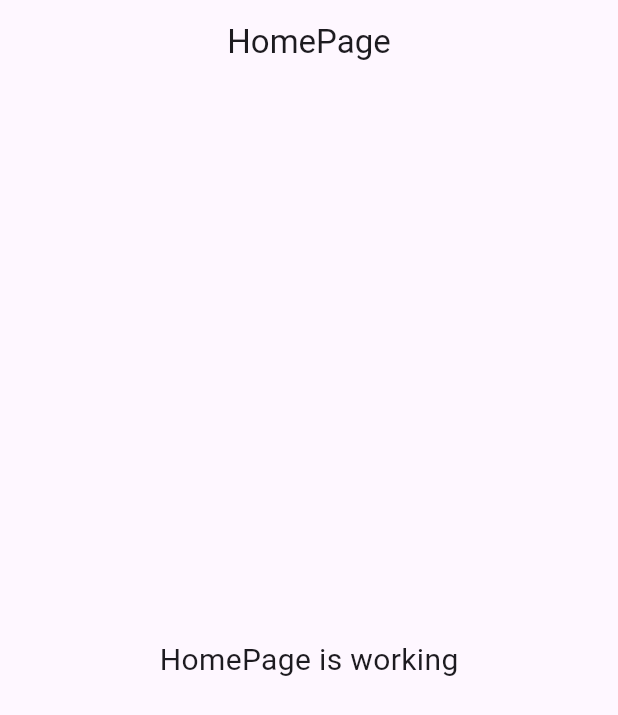
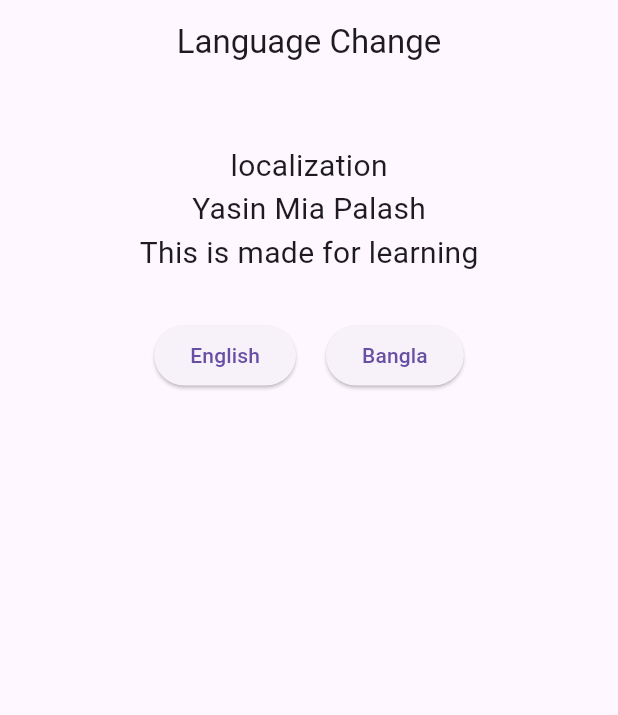
Before and after one commit to yasinpalash/flutter_localization, a Flutter app: the screen it shows after launch, on a phone screen of 412 x 824 dp. Shown: the top 715 px of the screen. Run offline on Flutter 3.47's test engine with Material 3 defaults, Android fonts, the phone set to English and light mode, and no system bars; our stand-ins replace get.

Commit message:
final commit

```diff
--- /dev/null
+++ b/lib/app/language/ban.dart
@@ -0,0 +1,8 @@
+Map<String, String> ban = {
+  "app_name": "স্থানীয়করণ",
+  "my_name": "ইয়াসিন মিয়া পলাশ",
+  "description": "এটি শেখার জন্য তৈরি করা হয়েছে",
+  "english": "ইংরেজী",
+  "bangla": "বাংলা",
+  "language_change": "ভাষা পরিবর্তন"
+};
--- /dev/null
+++ b/lib/app/language/eng.dart
@@ -0,0 +1,8 @@
+Map<String, String> eng = {
+  "app_name": "localization",
+  "my_name": "Yasin Mia Palash",
+  "description": "This is made for learning",
+  "english": "English",
+  "bangla": "Bangla",
+  "language_change": "Language Change"
+};
--- /dev/null
+++ b/lib/app/language/language_set_code.dart
@@ -0,0 +1,12 @@
+import 'package:flutter_localization/app/language/ban.dart';
+import 'package:flutter_localization/app/language/eng.dart';
+import 'package:get/get.dart';
+
+class Language extends Translations {
+  @override
+  // TODO: implement keys
+  Map<String, Map<String, String>> get keys => {
+        "en_US": eng,
+        "bn_BD": ban,
+      };
+}
--- a/lib/app/modules/home/home_page.dart
+++ b/lib/app/modules/home/home_page.dart
@@ -10,13 +10,49 @@ class HomePage extends GetView<HomeController> {
   Widget build(BuildContext context) {
     return Scaffold(
       appBar: AppBar(
-        title: const Text('HomePage'),
+        title: Text('language_change'.tr),
         centerTitle: true,
       ),
-      body: const Center(
-        child: Text(
-          'HomePage is working',
-          style: TextStyle(fontSize: 20),
+      body: Padding(
+        padding: const EdgeInsets.only(left: 20, right: 20, top: 40),
+        child: Center(
+          child: Column(
+            children: [
+              Text(
+                'app_name'.tr,
+                style: const TextStyle(fontSize: 20),
+              ),
+              Text(
+                'my_name'.tr,
+                style: const TextStyle(fontSize: 20),
+              ),
+              Text(
+                'description'.tr,
+                style: const TextStyle(fontSize: 20),
+              ),
+              const SizedBox(
+                height: 30,
+              ),
+              Row(
+                mainAxisAlignment: MainAxisAlignment.center,
+                children: [
+                  ElevatedButton(
+                      onPressed: () {
+                        Get.updateLocale(const Locale('en', 'US'));
+                      },
+                      child: Text('english'.tr)),
+                  SizedBox(
+                    width: 20,
+                  ),
+                  ElevatedButton(
+                      onPressed: () {
+                        Get.updateLocale(const Locale('bn', 'BD'));
+                      },
+                      child: Text('bangla'.tr)),
+                ],
+              ),
+            ],
+          ),
         ),
       ),
     );
--- a/lib/main.dart
+++ b/lib/main.dart
@@ -1,4 +1,5 @@
 import 'package:flutter/material.dart';
+import 'package:flutter_localization/app/language/language_set_code.dart';
 import 'package:get/get.dart';
 
 import 'app/core/bindings/application_bindings.dart';
@@ -8,6 +9,9 @@ void main() {
   runApp(
     GetMaterialApp(
       debugShowCheckedModeBanner: false,
+      locale: const Locale('en', 'US'),
+      fallbackLocale: const Locale('en', 'US'),
+      translations: Language(),
       title: 'Your App Title',
       initialBinding: ApplicationBindings(),
       initialRoute: AppPages.INITIAL,
```
